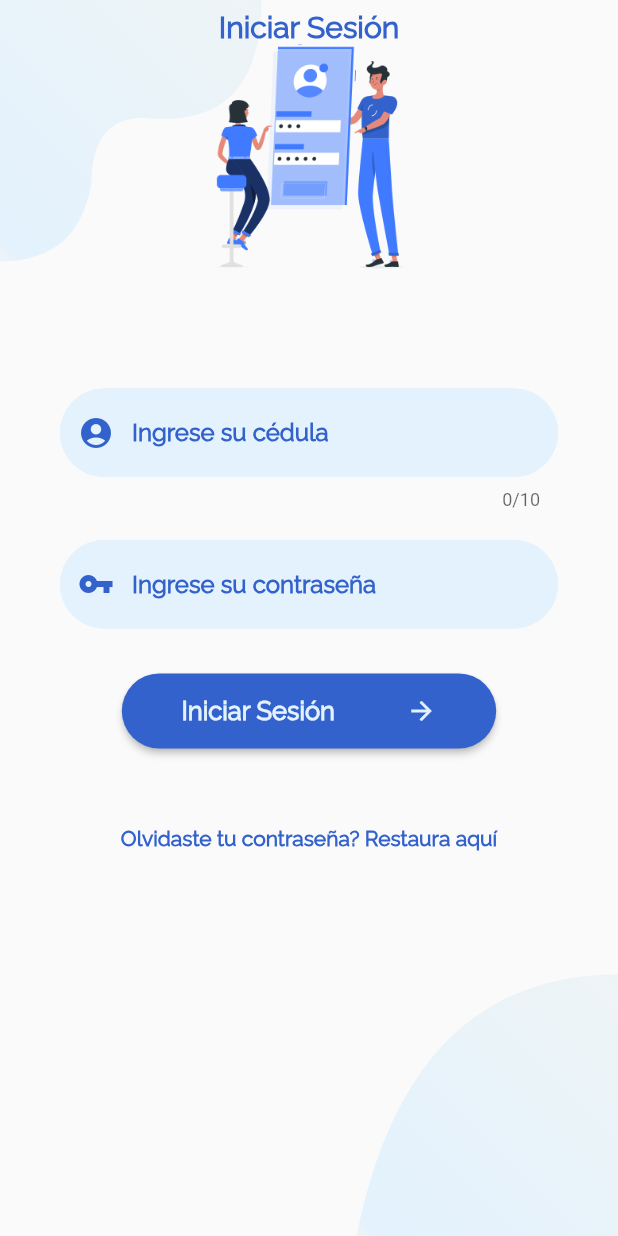
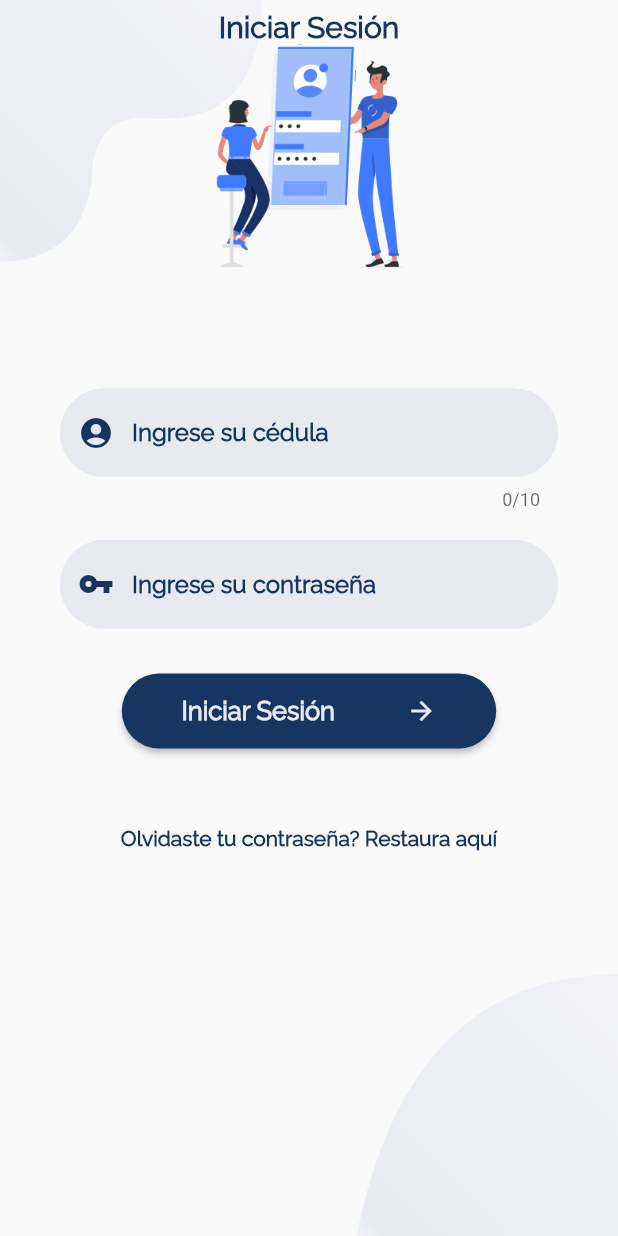
Before and after one commit to Stratovarius93/GoClassUnibe, a Flutter app: the LoginScreen screen opened directly, on a phone screen of 412 x 824 dp. Run offline on Flutter 3.47's test engine with Material 2 defaults, Android fonts, the phone set to English and light mode, and no system bars; our stand-ins replace auto_size_text, image_picker, ionicons; missing offline and left inert: colorful_safe_area, scroll_glow_color.

Commit message:
Colors Changed

```diff
--- a/lib/constants/Colors.dart
+++ b/lib/constants/Colors.dart
@@ -5,37 +5,28 @@ import 'package:flutter/material.dart';
 //=======================
 
 //buttons colors
-Color colorButtonPurpleDark1 = Colors.purple[900];
-Color colorButtonPurpleDark2 = Colors.purple[800];
-Color colorButtonPurpleLight1 = Colors.purple[50];
-Color colorButtonPurpleLight2 = Colors.pink[50];
+Color colorButtonBlueDark1 = Color(0xff163560);
+Color colorButtonBlueDark2 = Color(0xff163560).withOpacity(0.8);
 
-Color colorButtonBlueDark1 = Color(0xFF3362CC);
-Color colorButtonBlueDark2 = Color(0xFF4e74cc);
-Color colorButtonGreenDark1 = Colors.teal[900];
-Color colorButtonGreenDark2 = Colors.teal[800];
+Color colorButtonYellow1 = Color(0xffffa412);
+Color colorButtonYellow2 = Color(0xffffb93e);
 
 //input colors
-Color colorInputBlueLight = Colors.blue[50];
-Color colorInputGreenLight = Colors.teal[50];
-Color colorInputPurpleLight = colorButtonPurpleLight1;
-
-//text colors
-Color colorTextPurple = colorButtonPurpleDark1;
-Color colorTextBlue = colorButtonBlueDark1;
-Color colorTextGreen = colorButtonGreenDark1;
+Color colorInput = Color(0xffE7EBF1);
 
 //=======================
 //    Colors APP
 //=======================
 
-Color colorAppBackground = Color(0xFFEEF4F6);
-Color colorAppGreen = Color(0xFF00DC80);
-Color colorAppBlue = Color(0xFF315CF3);
-Color colorAppPurple = Color(0xFF69389A);
-Color colorAppSkyBlue = Color(0xFF11CCCC);
-Color colorAppRed = Color(0xFFFF5555);
+Color colorAppBackground = Color(0xFFf2f2f7);
+Color colorAppGreen = Color(0xFF82b378);
+Color colorAppBlue = Color(0xFF163560);
+Color colorAppYellow = Color(0xFFffb93e);
+Color colorAppSkyBlue = Color(0xFF74acbe);
+Color colorAppRed = Color(0xFFbc3f3f);
 
+//color glow scroll
+Color colorGlow = Colors.blueGrey.shade100;
 //text colors
 Color colorAppTextDark = Color(0xFF263238);
 Color colorAppTextLight = Color(0xFF8494A3);
@@ -43,43 +34,43 @@ Color colorAppTextLight = Color(0xFF8494A3);
 //=======================
 //    Navigation bar
 //=======================
-Color colorNavBarButtonActive = Color(0xFF315CF3);
-Color colorNavBarButtonDisable = Color(0xFFB9D4DC);
+Color colorNavBarButtonActive = Color(0xFF163560);
+Color colorNavBarButtonDisable = Color(0xFF74acbe);
 
 List<Color> constantsListColors = [
-  colorAppGreen,
+  colorAppBlue.withOpacity(0.7),
+  colorAppRed.withOpacity(0.75),
+  colorAppYellow.withOpacity(0.75),
+  colorAppGreen.withOpacity(0.8),
   colorAppSkyBlue,
-  colorAppPurple,
-  colorAppBlue,
-  colorAppRed,
-  colorAppGreen,
+  colorAppBlue.withOpacity(0.7),
+  colorAppRed.withOpacity(0.75),
+  colorAppYellow.withOpacity(0.75),
+  colorAppGreen.withOpacity(0.8),
   colorAppSkyBlue,
-  colorAppPurple,
-  colorAppBlue,
-  colorAppRed,
-  colorAppGreen,
+  colorAppBlue.withOpacity(0.7),
+  colorAppRed.withOpacity(0.75),
+  colorAppYellow.withOpacity(0.75),
+  colorAppGreen.withOpacity(0.8),
   colorAppSkyBlue,
-  colorAppPurple,
-  colorAppBlue,
-  colorAppRed,
-  colorAppGreen,
+  colorAppBlue.withOpacity(0.7),
+  colorAppRed.withOpacity(0.75),
+  colorAppYellow.withOpacity(0.75),
+  colorAppGreen.withOpacity(0.8),
   colorAppSkyBlue,
-  colorAppPurple,
-  colorAppBlue,
-  colorAppRed,
-  colorAppGreen,
+  colorAppBlue.withOpacity(0.7),
+  colorAppRed.withOpacity(0.75),
+  colorAppYellow.withOpacity(0.75),
+  colorAppGreen.withOpacity(0.8),
   colorAppSkyBlue,
-  colorAppPurple,
-  colorAppBlue,
-  colorAppRed,
-  colorAppGreen,
+  colorAppBlue.withOpacity(0.7),
+  colorAppRed.withOpacity(0.75),
+  colorAppYellow.withOpacity(0.75),
+  colorAppGreen.withOpacity(0.8),
   colorAppSkyBlue,
-  colorAppPurple,
-  colorAppBlue,
-  colorAppRed,
-  colorAppGreen,
+  colorAppBlue.withOpacity(0.7),
+  colorAppRed.withOpacity(0.75),
+  colorAppYellow.withOpacity(0.75),
+  colorAppGreen.withOpacity(0.8),
   colorAppSkyBlue,
-  colorAppPurple,
-  colorAppBlue,
-  colorAppRed
 ];
--- a/lib/constants/Shadows.dart
+++ b/lib/constants/Shadows.dart
@@ -2,6 +2,6 @@ import 'package:flutter/material.dart';
 import 'package:GoClassUnibe/constants/Colors.dart';
 
 BoxShadow boxShadowApp = BoxShadow(
-    color: colorNavBarButtonDisable.withOpacity(0.8),
+    color: Colors.blueGrey.shade100.withOpacity(0.8),
     blurRadius: 22,
     offset: Offset(0.0, 0.0));
--- a/lib/widgets/generics/mainApp/SettingsCard1.dart
+++ b/lib/widgets/generics/mainApp/SettingsCard1.dart
@@ -26,7 +26,7 @@ class SettingsCard1 extends StatelessWidget {
           Row(
             children: [
               CircleAvatar(
-                backgroundColor: colorAppGreen,
+                backgroundColor: colorAppYellow,
                 child: Icon(
                   Icons.local_library,
                   color: Colors.white,
@@ -52,7 +52,7 @@ class SettingsCard1 extends StatelessWidget {
           Row(
             children: [
               CircleAvatar(
-                backgroundColor: colorAppSkyBlue,
+                backgroundColor: colorAppYellow,
                 child: Icon(
                   Icons.alternate_email,
                   color: Colors.white,
--- a/lib/widgets/screens/homeApp/LoginScreen.dart
+++ b/lib/widgets/screens/homeApp/LoginScreen.dart
@@ -16,7 +16,7 @@ class LoginScreen extends StatelessWidget {
         children: <Widget>[
           Background(
             color1: colorAppBackground,
-            color2: colorInputBlueLight,
+            color2: colorInput,
           ),
           Container(
             child: Column(
@@ -31,7 +31,7 @@ class LoginScreen extends StatelessWidget {
                   width: 150.0,
                 ),
                 CreateEmailInput(
-                  color: colorInputBlueLight,
+                  color: colorInput,
                   colorText: colorButtonBlueDark1,
                   Title: "Ingrese su cédula",
                   icon: new Icon(
@@ -40,7 +40,7 @@ class LoginScreen extends StatelessWidget {
                   ),
                 ),
                 CreatePasswordInput(
-                  color: colorInputBlueLight,
+                  color: colorInput,
                   colorText: colorButtonBlueDark1,
                   icon: new Icon(
                     Icons.vpn_key,
@@ -50,7 +50,7 @@ class LoginScreen extends StatelessWidget {
                 ),
                 CreateLoginButton(
                   color: colorButtonBlueDark1,
-                  colorText: colorInputBlueLight,
+                  colorText: colorInput,
                   icon: new Icon(Icons.arrow_forward),
                   Title: "Iniciar Sesión",
                 ),
--- a/lib/widgets/screens/mainApp/RecordScreen.dart
+++ b/lib/widgets/screens/mainApp/RecordScreen.dart
@@ -9,6 +9,7 @@ import 'package:GoClassUnibe/widgets/generics/mainApp/BigTitle.dart';
 
 import 'package:GoClassUnibe/constants/Colors.dart';
 import 'package:provider/provider.dart';
+import 'package:scroll_glow_color/widget/scroll_glow_color.dart';
 
 class RecordScreen extends StatefulWidget {
   @override
@@ -25,7 +26,9 @@ class _RecordScreenState extends State<RecordScreen> {
       debugShowCheckedModeBanner: false,
       home: Scaffold(
         backgroundColor: colorAppBackground,
-        body: ListView(
+        body: ScrollGlowColor(
+          color: colorGlow,
+          child: ListView(
             children: [
               Container(
                 padding: EdgeInsets.only(
@@ -51,6 +54,7 @@ class _RecordScreenState extends State<RecordScreen> {
                 ),
               )
             ],
+          ),
         ),
       ),
     );
--- a/pubspec.yaml
+++ b/pubspec.yaml
@@ -29,6 +29,7 @@ dependencies:
   intl: ^0.16.1
   colorful_safe_area: ^0.2.1
   ionicons: ^0.0.3
+  scroll_glow_color: ^0.1.2
   #flutter_localizations: # Add this line
     #sdk: flutter # Add this line
   # The following adds the Cupertino Icons font to your application.
```
Also changed, not shown: lib/main.dart (+4 -4 lines), lib/widgets/generics/mainApp/Card1Dashboard.dart (+4 -4 lines), lib/widgets/generics/mainApp/ListToCard.dart (+5 -4 lines), lib/widgets/generics/mainApp/MainCard2.dart (added, +17 -0 lines), lib/widgets/screens/homeApp/FirstHome.dart (+4 -4 lines), lib/widgets/screens/homeApp/HomeScreen.dart (+9 -9 lines), lib/widgets/screens/mainApp/DasshboardScreen.dart (+14 -10 lines), lib/widgets/screens/mainApp/IndexScreen.dart (+43 -29 lines), lib/widgets/screens/mainApp/RatingsScreen.dart (+12 -7 lines), lib/widgets/screens/mainApp/ScheduleScreen.dart (+6 -2 lines), lib/widgets/screens/mainApp/SettingsScreen.dart (+7 -3 lines), pubspec.lock. Lines whose indentation alone changed are shown as unchanged.
